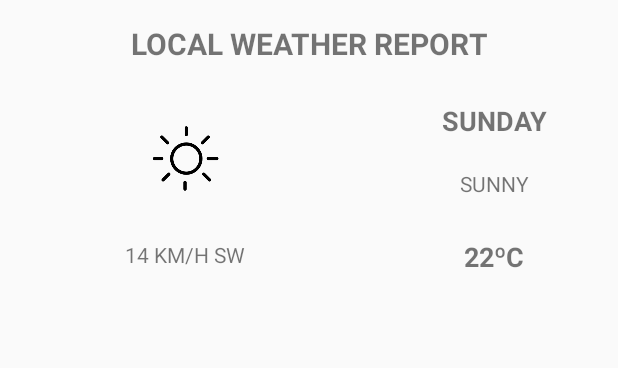
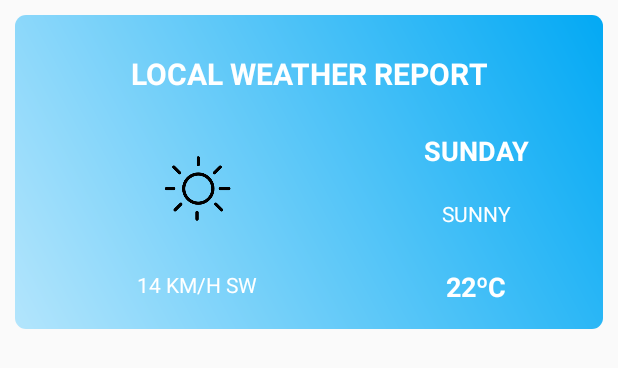
Before and after one commit to DAMP2-DINT-A/weatherapp-weatherteam, an Android app: the layout info_localizacion.xml on its own in the app's theme, with its tools: preview values and no code run, on a phone screen of 412 x 824 dp. Shown: the top 368 px of the screen. Run offline under Robolectric (Android 15) with nearby library versions, the phone set to English and light mode, and no system bars.

Commit message:
colores del texto cambiados

```diff
--- /dev/null
+++ b/app/src/main/res/drawable/shape.xml
@@ -0,0 +1,19 @@
+<?xml version="1.0" encoding="utf-8"?>
+<shape xmlns:android="http://schemas.android.com/apk/res/android">
+    <solid android:color="@color/colorPrimary_light"/>
+    <padding
+        android:left="16dp"
+        android:right="16dp"
+        android:top="4dp"
+        android:bottom="4dp"/>
+    <corners
+        android:radius="7dp"/>
+
+
+    <gradient
+        android:angle="225"
+        android:endColor="@color/colorPrimary_light"
+        android:startColor="@color/colorPrimary"
+        android:type="linear" />
+
+</shape>
--- a/app/src/main/res/layout/info_localizacion.xml
+++ b/app/src/main/res/layout/info_localizacion.xml
@@ -4,10 +4,21 @@
     android:layout_width="match_parent"
     android:layout_height="wrap_content">
 
+
+    <LinearLayout
+        android:background="@drawable/shape"
+        android:layout_margin="10sp"
+        android:padding="10sp"
+        android:orientation="vertical"
+        android:layout_width="match_parent"
+        android:layout_height="wrap_content">
+
+
         <TextView
             android:layout_width="match_parent"
             android:layout_height="wrap_content"
             android:text="LOCAL WEATHER REPORT"
+            android:textColor="#FFFFFF"
             android:textSize="20sp"
             android:padding="15sp"
             android:gravity="center"
@@ -36,12 +47,13 @@
                     android:src="@drawable/icon02"/>
 
                 <TextView
+                    android:textColor="#FFFFFF"
                     android:layout_width="match_parent"
                     android:layout_height="wrap_content"
                     android:text="14 KM/H SW"
                     android:padding="10sp"
                     android:gravity="center"
-                android:id="@+id/textView2" />
+                    android:id="@+id/tvViento" />
 
             </LinearLayout>
 
@@ -62,15 +74,19 @@
                     android:orientation="vertical">
 
                     <TextView
+                        android:textColor="#FFFFFF"
                         android:layout_width="match_parent"
                         android:layout_height="wrap_content"
                         android:gravity="center"
                         android:padding="10sp"
                         android:text="SUNDAY"
                         android:textStyle="normal|bold"
-                    android:textSize="18sp" />
+                        android:textSize="18sp"
+                        android:id="@+id/tvDia" />
 
                     <TextView
+                        android:id="@+id/tvClima"
+                        android:textColor="#FFFFFF"
                         android:layout_width="match_parent"
                         android:layout_height="wrap_content"
                         android:gravity="center"
@@ -82,6 +98,8 @@
 
 
                 <TextView
+                    android:id="@+id/tvTemperatura"
+                    android:textColor="#FFFFFF"
                     android:layout_width="match_parent"
                     android:layout_height="wrap_content"
                     android:gravity="center"
@@ -98,4 +116,14 @@
         </LinearLayout>
 
 
+
     </LinearLayout>
+
+
+
+
+
+
+
+
+</LinearLayout>
```
Lines whose indentation alone changed are shown as unchanged.
